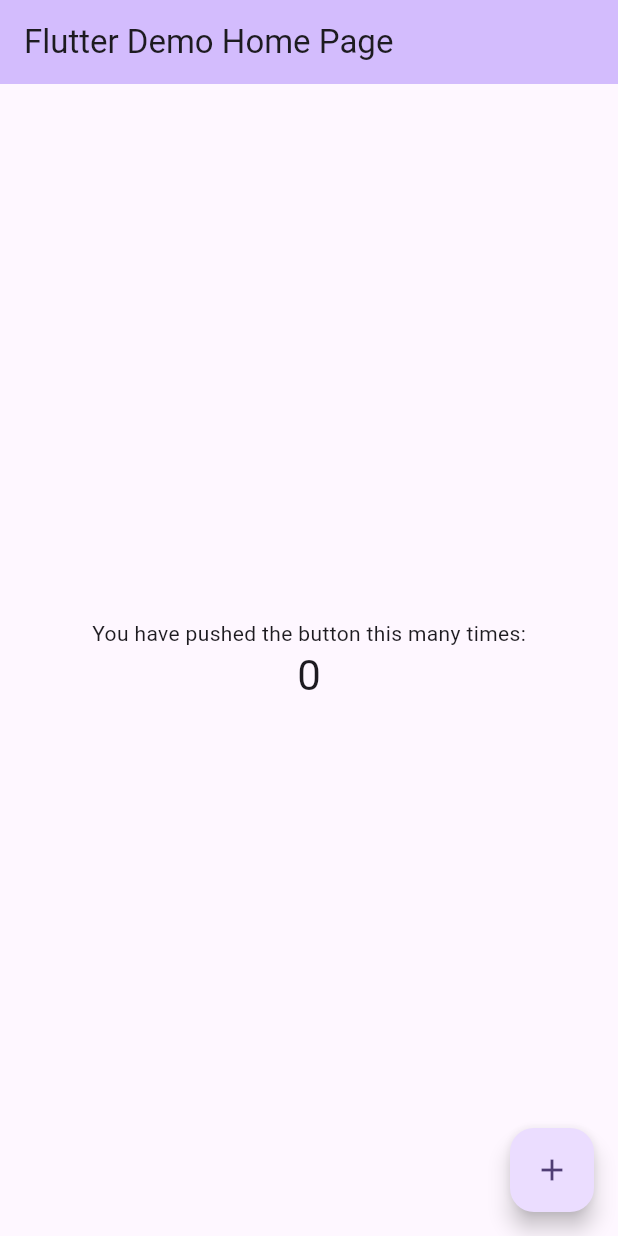
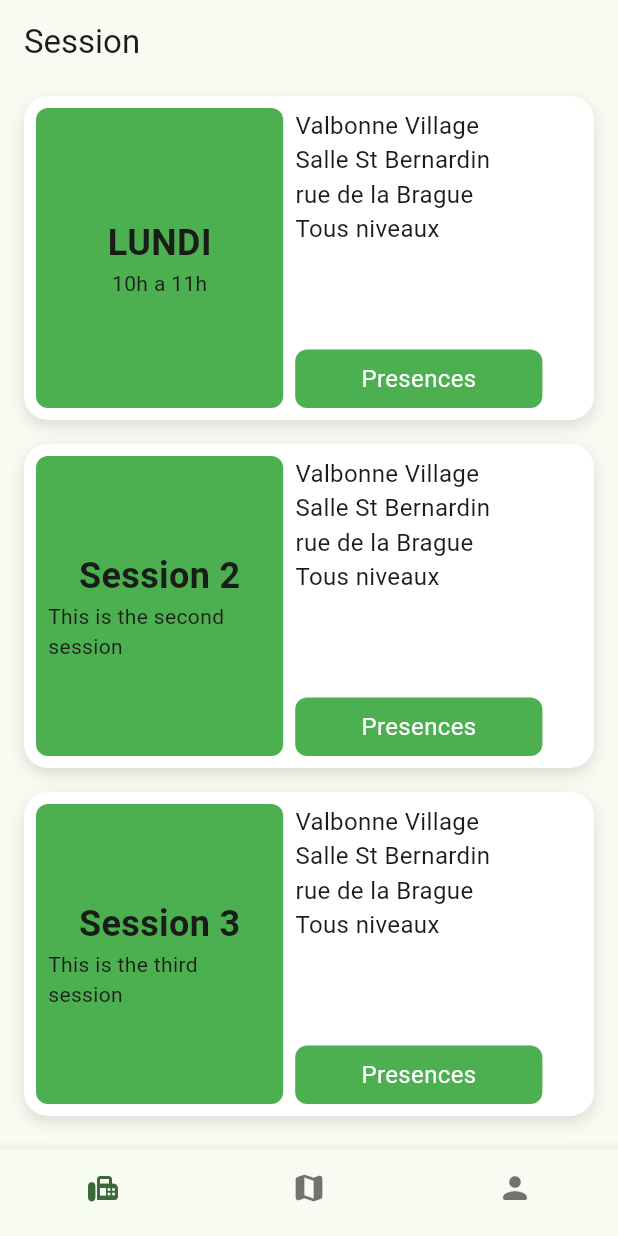
Before and after one commit to VictorDelamonica/AirLibreYoga, a Flutter app: the screen it shows after launch, on a phone screen of 412 x 824 dp. Run offline on Flutter 3.47's test engine with Material 3 defaults, Android fonts, the phone set to English and light mode, and no system bars.

Commit message:
Add EmbeddedView and base code of the SessionView

```diff
--- a/lib/main.dart
+++ b/lib/main.dart
@@ -1,3 +1,5 @@
+import 'package:air_libre_yoga/views/empty_view.dart';
+import 'package:air_libre_yoga/views/session_view.dart';
 import 'package:flutter/material.dart';
 
 void main() {
@@ -7,119 +9,64 @@ void main() {
 class MyApp extends StatelessWidget {
   const MyApp({super.key});
 
-  // This widget is the root of your application.
   @override
   Widget build(BuildContext context) {
     return MaterialApp(
       title: 'Flutter Demo',
       theme: ThemeData(
-        // This is the theme of your application.
-        //
-        // TRY THIS: Try running your application with "flutter run". You'll see
-        // the application has a purple toolbar. Then, without quitting the app,
-        // try changing the seedColor in the colorScheme below to Colors.green
-        // and then invoke "hot reload" (save your changes or press the "hot
-        // reload" button in a Flutter-supported IDE, or press "r" if you used
-        // the command line to start the app).
-        //
-        // Notice that the counter didn't reset back to zero; the application
-        // state is not lost during the reload. To reset the state, use hot
-        // restart instead.
-        //
-        // This works for code too, not just values: Most code changes can be
-        // tested with just a hot reload.
-        colorScheme: ColorScheme.fromSeed(seedColor: Colors.deepPurple),
+        colorScheme: ColorScheme.fromSeed(seedColor: Colors.green),
         useMaterial3: true,
       ),
-      home: const MyHomePage(title: 'Flutter Demo Home Page'),
+      home: const EmbeddedViews(),
     );
   }
 }
 
-class MyHomePage extends StatefulWidget {
-  const MyHomePage({super.key, required this.title});
-
-  // This widget is the home page of your application. It is stateful, meaning
-  // that it has a State object (defined below) that contains fields that affect
-  // how it looks.
-
-  // This class is the configuration for the state. It holds the values (in this
-  // case the title) provided by the parent (in this case the App widget) and
-  // used by the build method of the State. Fields in a Widget subclass are
-  // always marked "final".
-
-  final String title;
+class EmbeddedViews extends StatefulWidget {
+  const EmbeddedViews({super.key});
 
   @override
-  State<MyHomePage> createState() => _MyHomePageState();
+  State<EmbeddedViews> createState() => _EmbeddedViewsState();
 }
 
-class _MyHomePageState extends State<MyHomePage> {
-  int _counter = 0;
+class _EmbeddedViewsState extends State<EmbeddedViews> {
+  static const _kEmbeddedViews = <String, Widget>{
+    'Session': SessionView(),
+    'Other': EmptyView(),
+    'Peoples': EmptyView(),
+  };
 
-  void _incrementCounter() {
-    setState(() {
-      // This call to setState tells the Flutter framework that something has
-      // changed in this State, which causes it to rerun the build method below
-      // so that the display can reflect the updated values. If we changed
-      // _counter without calling setState(), then the build method would not be
-      // called again, and so nothing would appear to happen.
-      _counter++;
-    });
-  }
+  static const _kIcons = <String, IconData>{
+    'Session': Icons.fax_rounded,
+    'Other': Icons.map_rounded,
+    'Peoples': Icons.person_rounded,
+  };
+
+  String _selectedView = 'Session';
 
   @override
   Widget build(BuildContext context) {
-    // This method is rerun every time setState is called, for instance as done
-    // by the _incrementCounter method above.
-    //
-    // The Flutter framework has been optimized to make rerunning build methods
-    // fast, so that you can just rebuild anything that needs updating rather
-    // than having to individually change instances of widgets.
     return Scaffold(
       appBar: AppBar(
-        // TRY THIS: Try changing the color here to a specific color (to
-        // Colors.amber, perhaps?) and trigger a hot reload to see the AppBar
-        // change color while the other colors stay the same.
-        backgroundColor: Theme.of(context).colorScheme.inversePrimary,
-        // Here we take the value from the MyHomePage object that was created by
-        // the App.build method, and use it to set our appbar title.
-        title: Text(widget.title),
+        title: Text(_selectedView),
       ),
-      body: Center(
-        // Center is a layout widget. It takes a single child and positions it
-        // in the middle of the parent.
-        child: Column(
-          // Column is also a layout widget. It takes a list of children and
-          // arranges them vertically. By default, it sizes itself to fit its
-          // children horizontally, and tries to be as tall as its parent.
-          //
-          // Column has various properties to control how it sizes itself and
-          // how it positions its children. Here we use mainAxisAlignment to
-          // center the children vertically; the main axis here is the vertical
-          // axis because Columns are vertical (the cross axis would be
-          // horizontal).
-          //
-          // TRY THIS: Invoke "debug painting" (choose the "Toggle Debug Paint"
-          // action in the IDE, or press "p" in the console), to see the
-          // wireframe for each widget.
-          mainAxisAlignment: MainAxisAlignment.center,
-          children: <Widget>[
-            const Text(
-              'You have pushed the button this many times:',
-            ),
-            Text(
-              '$_counter',
-              style: Theme.of(context).textTheme.headlineMedium,
-            ),
-          ],
-        ),
+      body: _kEmbeddedViews[_selectedView],
+      bottomNavigationBar: BottomNavigationBar(
+        showUnselectedLabels: false,
+        showSelectedLabels: false,
+        items: _kEmbeddedViews.keys.map((String view) {
+          return BottomNavigationBarItem(
+            icon: Icon(_kIcons[view]),
+            label: view,
+          );
+        }).toList(),
+        currentIndex: _kEmbeddedViews.keys.toList().indexOf(_selectedView),
+        onTap: (int index) {
+          setState(() {
+            _selectedView = _kEmbeddedViews.keys.toList()[index];
+          });
+        },
       ),
-      floatingActionButton: FloatingActionButton(
-        onPressed: _incrementCounter,
-        tooltip: 'Increment',
-        child: const Icon(Icons.add),
-      ), // This trailing comma makes auto-formatting nicer for build methods.
     );
   }
 }
--- /dev/null
+++ b/lib/views/session_view.dart
@@ -0,0 +1,123 @@
+import 'package:air_libre_yoga/views/presence_view.dart';
+import 'package:flutter/material.dart';
+
+class SessionView extends StatelessWidget {
+  const SessionView({super.key});
+
+  static const _kSessionCards = <SessionCardView>[
+    SessionCardView(
+      day: 'LUNDI',
+      schedule: '10h a 11h',
+      description:
+          'Valbonne Village\nSalle St Bernardin\nrue de la Brague\nTous niveaux',
+    ),
+    SessionCardView(
+      day: 'Session 2',
+      schedule: 'This is the second session',
+      description:
+          'Valbonne Village\nSalle St Bernardin\nrue de la Brague\nTous niveaux',
+    ),
+    SessionCardView(
+      day: 'Session 3',
+      schedule: 'This is the third session',
+      description:
+          'Valbonne Village\nSalle St Bernardin\nrue de la Brague\nTous niveaux',
+    ),
+  ];
+
+  @override
+  Widget build(BuildContext context) {
+    return Padding(
+      padding: const EdgeInsets.symmetric(horizontal: 8),
+      child: ListView(
+        children: _kSessionCards,
+      ),
+    );
+  }
+}
+
+class SessionCardView extends StatelessWidget {
+  const SessionCardView({
+    required this.day,
+    required this.schedule,
+    required this.description,
+    super.key,
+  });
+
+  final String day;
+  final String schedule;
+  final String description;
+
+  @override
+  Widget build(BuildContext context) {
+    return Container(
+      padding: const EdgeInsets.all(8),
+      margin: const EdgeInsets.all(8),
+      decoration: BoxDecoration(
+        color: Colors.white,
+        borderRadius: BorderRadius.circular(16),
+        boxShadow: const [
+          BoxShadow(
+            color: Colors.black12,
+            blurRadius: 8,
+            offset: Offset(0, 4),
+          ),
+        ],
+      ),
+      child: Row(
+        children: [
+          Container(
+            width: MediaQuery.of(context).size.width * 0.4,
+            height: 200,
+            padding: const EdgeInsets.all(8),
+            decoration: BoxDecoration(
+              color: Colors.green,
+              borderRadius: BorderRadius.circular(8),
+            ),
+            child: Column(
+              mainAxisAlignment: MainAxisAlignment.center,
+              children: <Text>[
+                Text(day,
+                    style: const TextStyle(
+                        fontSize: 24, fontWeight: FontWeight.bold)),
+                Text(schedule),
+              ],
+            ),
+          ),
+          const SizedBox(width: 8),
+          SizedBox(
+            width: MediaQuery.of(context).size.width * 0.4,
+            height: 200,
+            child: Column(
+              mainAxisAlignment: MainAxisAlignment.spaceBetween,
+              crossAxisAlignment: CrossAxisAlignment.start,
+              children: <Widget>[
+                Text(description, style: const TextStyle(fontSize: 16)),
+                GestureDetector(
+                  onTap: () {
+                    Navigator.push(
+                        context,
+                        MaterialPageRoute(
+                            builder: (context) => PresenceView(
+                                sessionDay: day, sessionSchedule: schedule)));
+                  },
+                  child: Container(
+                    padding: const EdgeInsets.all(8),
+                    decoration: BoxDecoration(
+                      color: Colors.green,
+                      borderRadius: BorderRadius.circular(8),
+                    ),
+                    child: const Center(
+                      child: Text('Presences',
+                          style: TextStyle(fontSize: 16, color: Colors.white)),
+                    ),
+                  ),
+                ),
+              ],
+            ),
+          )
+        ],
+      ),
+    );
+  }
+}
```
Also changed, not shown: lib/views/empty_view.dart (added, +21 -0 lines), lib/views/presence_view.dart (added, +30 -0 lines), 4 other files.
